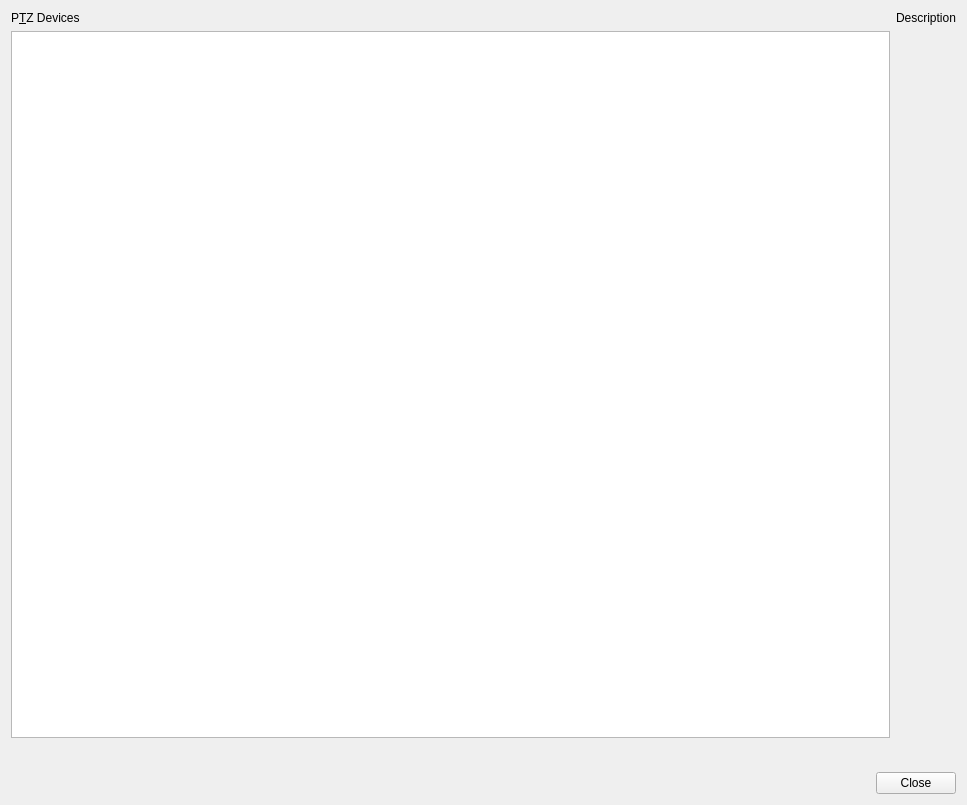
glikely/obs-ptz, file settings.ui: the form before one commit.
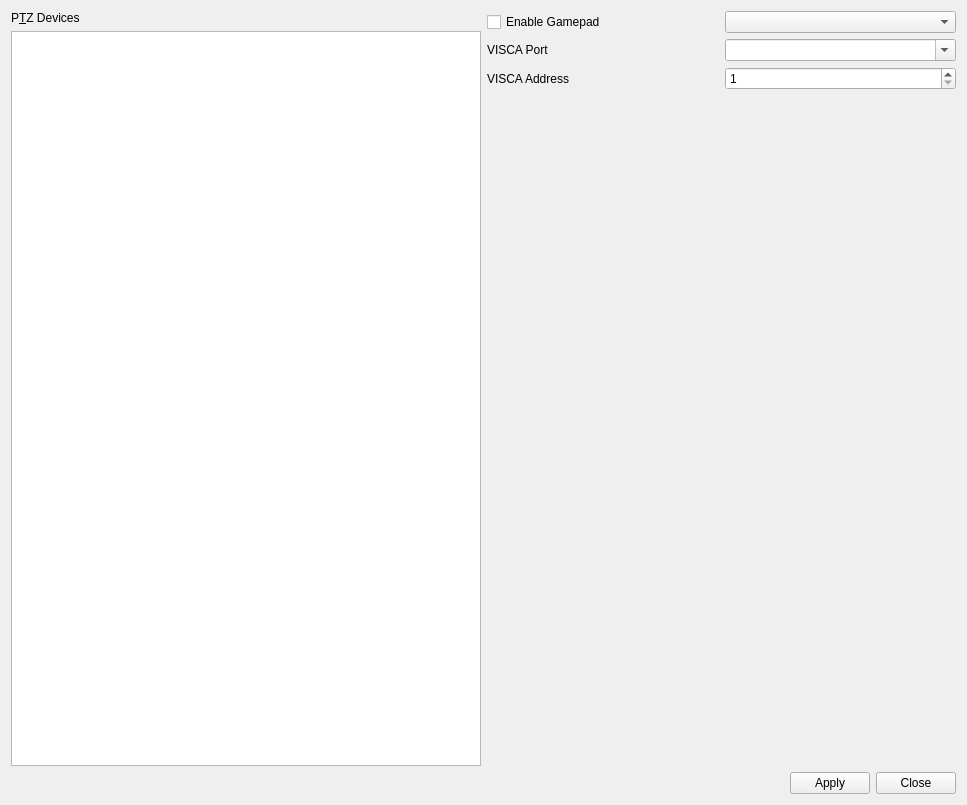
The form after the commit.

```diff
--- a/settings.ui
+++ b/settings.ui
@@ -106,38 +106,66 @@
      </item>
      <item>
       <layout class="QVBoxLayout" name="propertiesLayout">
-       <item>
-        <widget class="QLabel" name="label_3">
-         <property name="sizePolicy">
-          <sizepolicy hsizetype="Preferred" vsizetype="Maximum">
-           <horstretch>0</horstretch>
-           <verstretch>0</verstretch>
-          </sizepolicy>
-         </property>
+       <property name="sizeConstraint">
+        <enum>QLayout::SetDefaultConstraint</enum>
+       </property>
+       <item>
+        <layout class="QGridLayout" name="gridLayout">
+         <item row="0" column="0">
+          <widget class="QCheckBox" name="gamepadCheckBox">
          <property name="text">
-          <string>Description</string>
+            <string>Enable Gamepad</string>
          </property>
         </widget>
        </item>
-       <item>
-        <widget class="QLabel" name="description">
+         <item row="0" column="2">
+          <widget class="QComboBox" name="gamepadComboBox"/>
+         </item>
+         <item row="1" column="0">
+          <widget class="QLabel" name="visca_port_label">
          <property name="text">
-          <string notr="true"/>
-         </property>
-         <property name="wordWrap">
+            <string>VISCA Port</string>
+           </property>
+          </widget>
+         </item>
+         <item row="1" column="2">
+          <widget class="QComboBox" name="viscaPortComboBox">
+           <property name="editable">
           <bool>true</bool>
          </property>
-         <property name="margin">
-          <number>12</number>
-         </property>
-         <property name="openExternalLinks">
-          <bool>false</bool>
-         </property>
+          </widget>
+         </item>
+         <item row="2" column="0">
+          <widget class="QLabel" name="label_4">
+           <property name="text">
+            <string>VISCA Address</string>
+           </property>
+          </widget>
+         </item>
+         <item row="2" column="2">
+          <widget class="QSpinBox" name="viscaIDSpinBox">
+           <property name="minimum">
+            <number>1</number>
+           </property>
+           <property name="maximum">
+            <number>7</number>
+           </property>
         </widget>
        </item>
       </layout>
      </item>
-    </layout>
+       <item>
+        <spacer name="verticalSpacer">
+         <property name="orientation">
+          <enum>Qt::Vertical</enum>
+         </property>
+         <property name="sizeHint" stdset="0">
+          <size>
+           <width>20</width>
+           <height>2000</height>
+          </size>
+         </property>
+        </spacer>
    </item>
    <item>
     <layout class="QHBoxLayout" name="horizontalLayout">
@@ -154,12 +182,23 @@
        </property>
       </spacer>
      </item>
+         <item>
+          <widget class="QPushButton" name="applyButton">
+           <property name="text">
+            <string>Apply</string>
+           </property>
+          </widget>
+         </item>
      <item>
       <widget class="QPushButton" name="close">
        <property name="text">
         <string>Close</string>
        </property>
       </widget>
+         </item>
+        </layout>
+       </item>
+      </layout>
      </item>
     </layout>
    </item>
```
Lines whose indentation alone changed are shown as unchanged.
